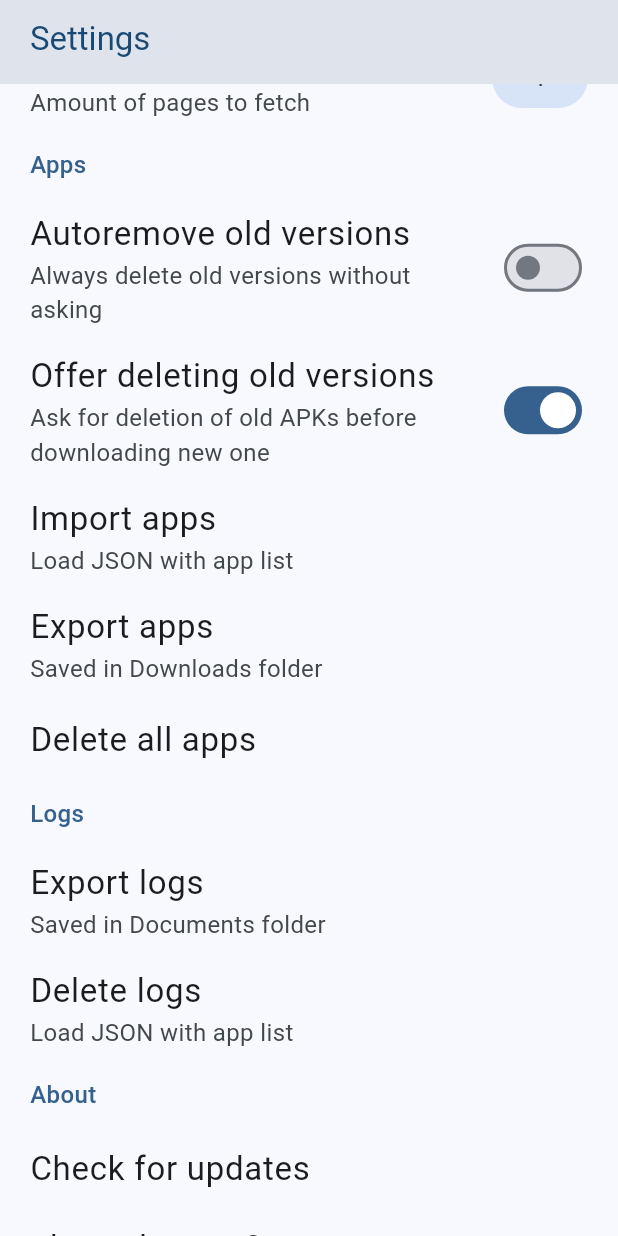
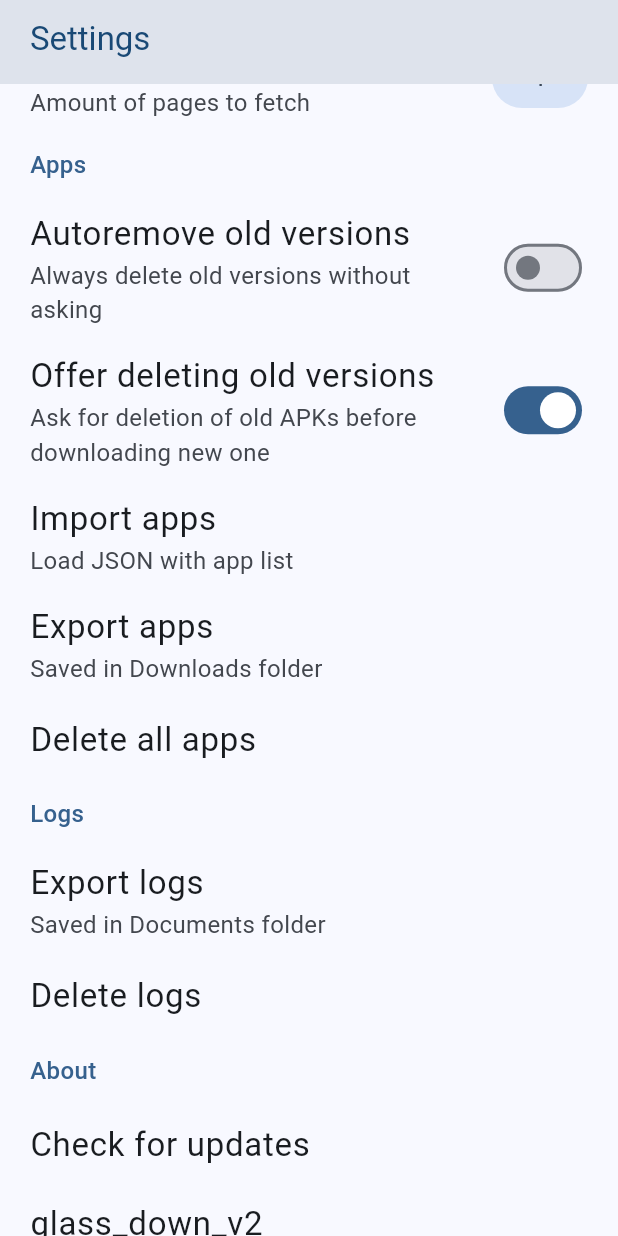
Before and after one commit to xayron/glassdown, a Flutter app: the SettingsView screen opened directly, scrolled down 576 dp, on a phone screen of 412 x 824 dp. Run offline on Flutter 3.47's test engine with Material 3 defaults, Android fonts, the phone set to English and light mode, and no system bars; drawn by our look-alikes of dynamic_color; our stand-ins replace dart_mappable, device_info_plus, dio, file_picker, google_fonts, internet_connection_checker_plus and 8 more; missing offline and left inert: flutter_archive, flutter_logs; accounts and stored records are empty; generated files the repository leaves out were written again.

Commit message:
remove unnecessary hint for deleting logs button

```diff
--- a/lib/ui/views/settings/items/delete_logs/delete_logs.dart
+++ b/lib/ui/views/settings/items/delete_logs/delete_logs.dart
@@ -17,7 +17,6 @@ class DeleteLogs extends StackedView<DeleteLogsModel> {
       onTap: () => viewModel.deleteLogs(),
       child: const ItemWrapper(
         mainText: 'Delete logs',
-        secondaryText: 'Load JSON with app list',
       ),
     );
   }
```
